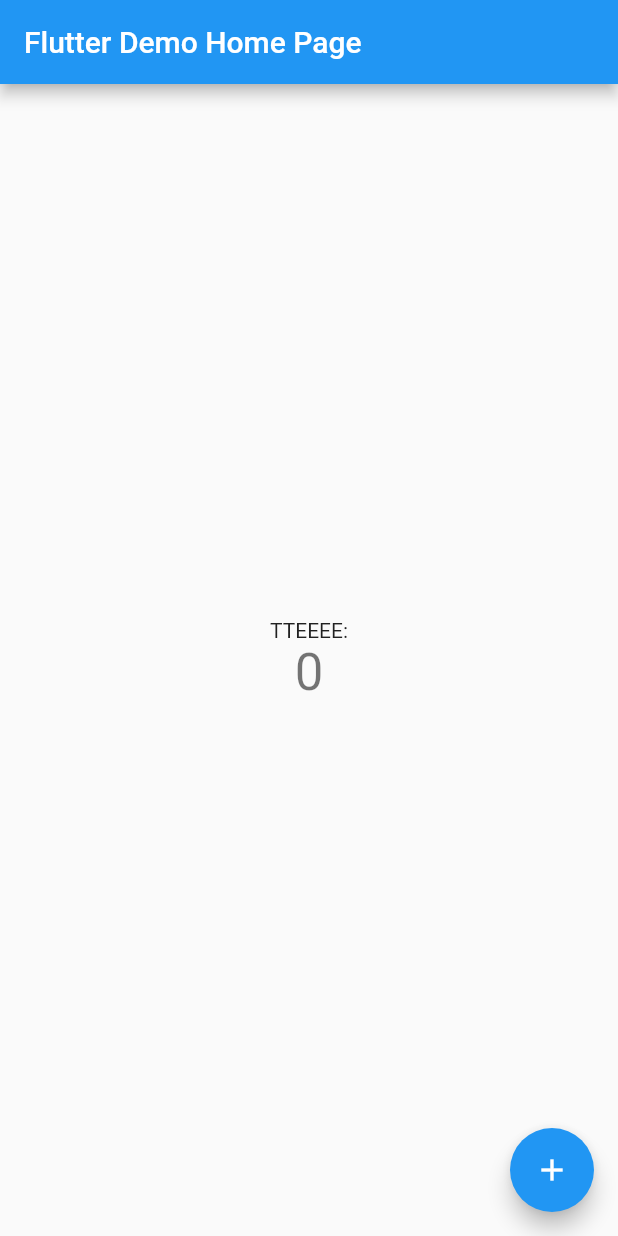
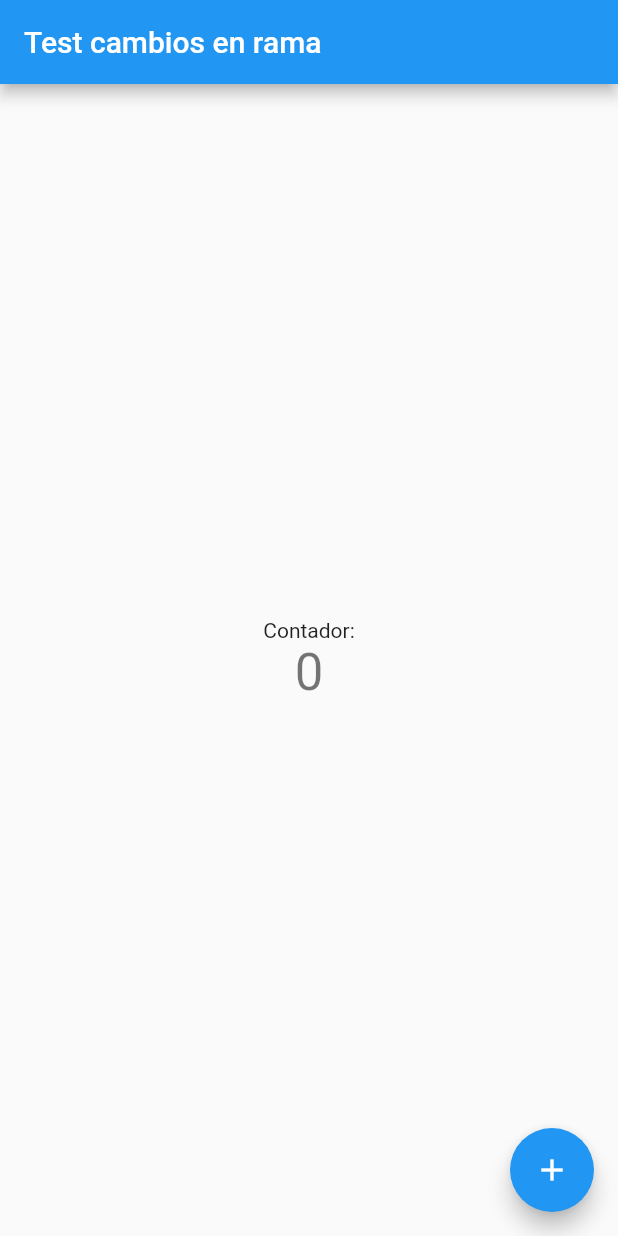
Before and after one commit to Nyret/intraDesk, a Flutter app: the screen it shows after launch, on a phone screen of 412 x 824 dp. Run offline on Flutter 3.47's test engine with Material 2 defaults, Android fonts, the phone set to English and light mode, and no system bars.

Commit message:
cambios en rama

```diff
--- a/lib/main.dart
+++ b/lib/main.dart
@@ -7,7 +7,7 @@ class MyApp extends StatelessWidget {
   @override
   Widget build(BuildContext context) {
     return new MaterialApp(
-      title: 'Flutter Demo',
+      title: 'DeskVelopers',
       theme: new ThemeData(
         // This is the theme of your application.
         //
@@ -19,7 +19,7 @@ class MyApp extends StatelessWidget {
         // counter didn't reset back to zero; the application is not restarted.
         primarySwatch: Colors.blue,
       ),
-      home: new MyHomePage(title: 'Flutter Demo Home Page'),
+      home: new MyHomePage(title: 'Test cambios en rama'),
     );
   }
 }
@@ -90,7 +90,7 @@ class _MyHomePageState extends State<MyHomePage> {
           mainAxisAlignment: MainAxisAlignment.center,
           children: <Widget>[
             new Text(
-              'TTEEEE:',
+              'Contador:',
             ),
             new Text(
               '$_counter',
```
